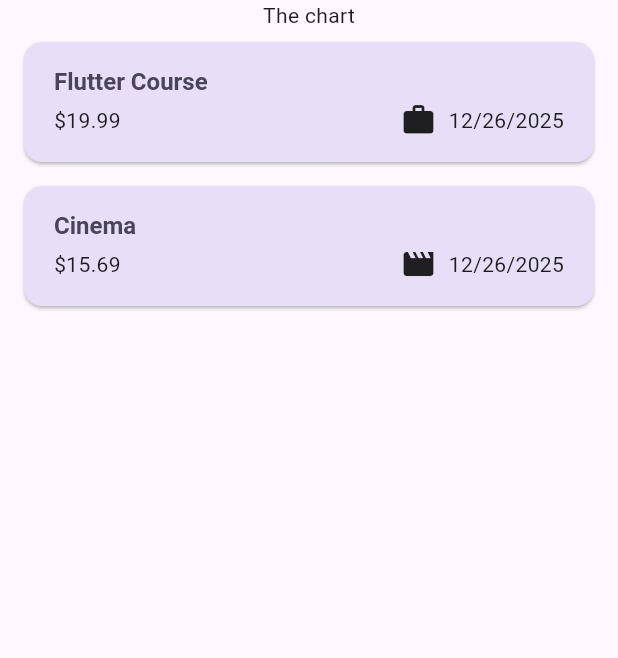
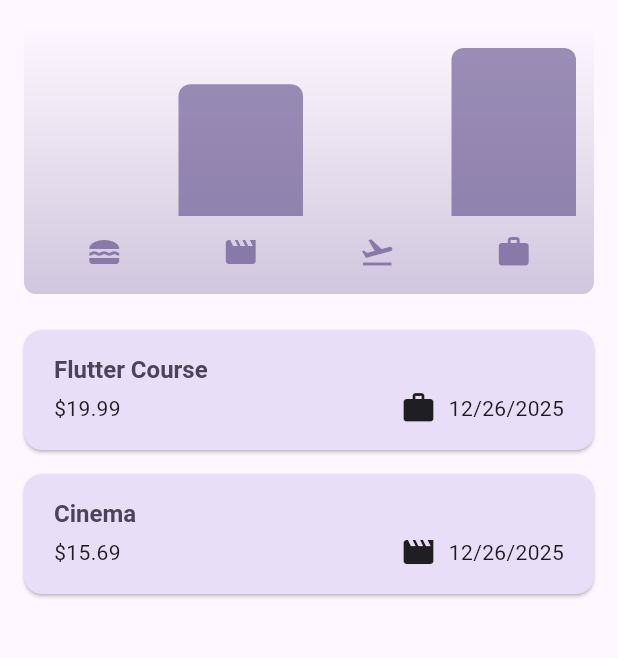
Before and after one commit to munirapp/max-miller-flutter, a Flutter app: the screen it shows after launch, on a phone screen of 412 x 824 dp, the part 84-742 px from its top. Run offline on Flutter 3.47's test engine with Material 3 defaults, Android fonts, the phone set to English and light mode, and no system bars; our stand-ins replace google_fonts.

Commit message:
chore: add chart bar widget example

```diff
--- a/expense_tracker/lib/models/expense.dart
+++ b/expense_tracker/lib/models/expense.dart
@@ -33,3 +33,25 @@
     return formatter.format(date);
   }
 }
+
+class ExpenseBucket {
+  const ExpenseBucket({required this.category, required this.expenses});
+
+  ExpenseBucket.forCategory(List<Expense> allExpenses, this.category)
+    : expenses = allExpenses
+          .where((expense) => expense.category == category)
+          .toList();
+
+  final Category category;
+  final List<Expense> expenses;
+
+  double get totalExpenses {
+    double sum = 0;
+
+    for (final expense in expenses) {
+      sum += expense.amount;
+    }
+
+    return sum;
+  }
+}
--- /dev/null
+++ b/expense_tracker/lib/widgets/chart/chart.dart
@@ -0,0 +1,91 @@
+import 'package:expense_tracker/models/expense.dart';
+import 'package:expense_tracker/widgets/chart/chart_bar.dart';
+import 'package:flutter/material.dart';
+
+class Chart extends StatelessWidget {
+  const Chart({super.key, required this.expenses});
+
+  final List<Expense> expenses;
+
+  List<ExpenseBucket> get buckets {
+    return [
+      ExpenseBucket.forCategory(expenses, Category.food),
+      ExpenseBucket.forCategory(expenses, Category.leisure),
+      ExpenseBucket.forCategory(expenses, Category.travel),
+      ExpenseBucket.forCategory(expenses, Category.work),
+    ];
+  }
+
+  double get maxTotalExpense {
+    double maxTotalExpense = 0;
+
+    for (final bucket in buckets) {
+      if (bucket.totalExpenses > maxTotalExpense) {
+        maxTotalExpense = bucket.totalExpenses;
+      }
+    }
+
+    return maxTotalExpense;
+  }
+
+  @override
+  Widget build(BuildContext context) {
+    final isDarkMode =
+        MediaQuery.of(context).platformBrightness == Brightness.dark;
+
+    return Container(
+      margin: const EdgeInsets.all(16),
+      padding: const EdgeInsets.symmetric(vertical: 16, horizontal: 8),
+      width: double.infinity,
+      height: 180,
+      decoration: BoxDecoration(
+        borderRadius: BorderRadius.circular(8),
+        gradient: LinearGradient(
+          colors: [
+            Theme.of(context).colorScheme.primary.withAlpha(76),
+            Theme.of(context).colorScheme.primary.withAlpha(0),
+          ],
+          begin: Alignment.bottomCenter,
+          end: Alignment.topCenter,
+        ),
+      ),
+      child: Column(
+        children: [
+          Expanded(
+            child: Row(
+              crossAxisAlignment: CrossAxisAlignment.end,
+              children: [
+                for (final bucket in buckets)
+                  ChartBar(
+                    fill: bucket.totalExpenses == 0
+                        ? 0
+                        : bucket.totalExpenses / maxTotalExpense,
+                  ),
+              ],
+            ),
+          ),
+          const SizedBox(height: 12),
+          Row(
+            children: buckets
+                .map(
+                  (bucket) => Expanded(
+                    child: Padding(
+                      padding: const EdgeInsets.symmetric(horizontal: 4),
+                      child: Icon(
+                        categoryIcons[bucket.category],
+                        color: isDarkMode
+                            ? Theme.of(context).colorScheme.secondary
+                            : Theme.of(
+                                context,
+                              ).colorScheme.primary.withAlpha(179),
+                      ),
+                    ),
+                  ),
+                )
+                .toList(),
+          ),
+        ],
+      ),
+    );
+  }
+}
--- /dev/null
+++ b/expense_tracker/lib/widgets/chart/chart_bar.dart
@@ -0,0 +1,33 @@
+import 'package:flutter/material.dart';
+
+class ChartBar extends StatelessWidget {
+  const ChartBar({super.key, required this.fill});
+
+  final double fill;
+
+  @override
+  Widget build(BuildContext context) {
+    final isDarkMode =
+        MediaQuery.of(context).platformBrightness == Brightness.dark;
+
+    return Expanded(
+      child: Padding(
+        padding: const EdgeInsets.symmetric(horizontal: 4),
+        child: FractionallySizedBox(
+          heightFactor: fill,
+          child: DecoratedBox(
+            decoration: BoxDecoration(
+              shape: BoxShape.rectangle,
+              borderRadius: const BorderRadius.vertical(
+                top: Radius.circular(8),
+              ),
+              color: isDarkMode
+                  ? Theme.of(context).colorScheme.secondary
+                  : Theme.of(context).colorScheme.primary.withAlpha(165),
+            ),
+          ),
+        ),
+      ),
+    );
+  }
+}
--- a/expense_tracker/lib/widgets/expenses.dart
+++ b/expense_tracker/lib/widgets/expenses.dart
@@ -1,3 +1,4 @@
+import 'package:expense_tracker/widgets/chart/chart.dart';
 import 'package:expense_tracker/widgets/expenses_list/expenses_list.dart';
 import 'package:expense_tracker/models/expense.dart';
 import 'package:expense_tracker/widgets/new_expense.dart';
@@ -90,7 +91,7 @@
       ),
       body: Column(
         children: [
-          const Text("The chart"),
+          Chart(expenses: _registeredExpenses),
           Expanded(child: mainContent),
         ],
       ),
```
